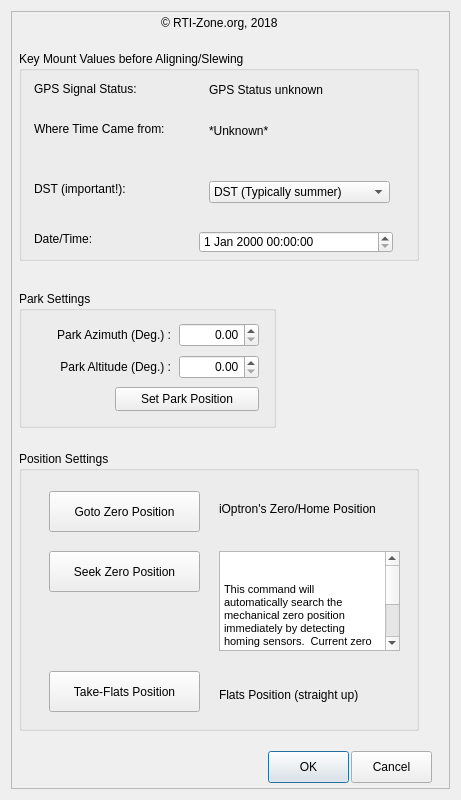
Qt form iOptronV3.ui (rpineau/iOptronV3) before a commit.
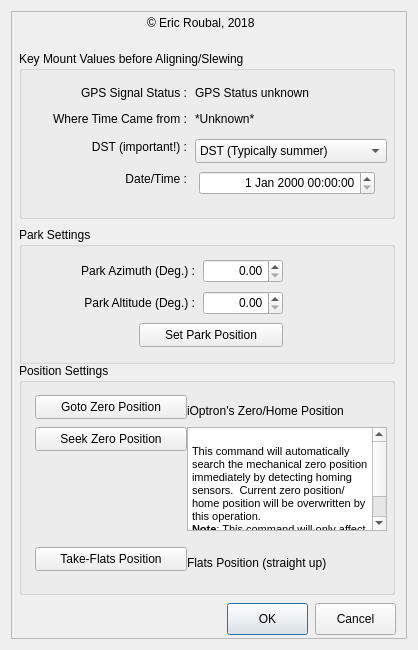
The same form after that commit. Custom widgets are drawn as their Qt base class.

Commit message: Added confirm dialog code and UI.

What changed in the file:
```diff
--- a/iOptronV3.ui
+++ b/iOptronV3.ui
@@ -6,8 +6,8 @@
    <rect>
     <x>0</x>
     <y>0</y>
-    <width>461</width>
-    <height>800</height>
+    <width>418</width>
+    <height>650</height>
    </rect>
   </property>
   <property name="sizePolicy">
@@ -18,13 +18,13 @@
   </property>
   <property name="minimumSize">
    <size>
-    <width>461</width>
-    <height>800</height>
+    <width>418</width>
+    <height>650</height>
    </size>
   </property>
   <property name="maximumSize">
    <size>
-    <width>461</width>
+    <width>640</width>
     <height>800</height>
    </size>
   </property>
@@ -70,24 +70,14 @@
      <widget class="QLabel" name="label_RTI">
       <property name="geometry">
        <rect>
-        <x>150</x>
+        <x>136</x>
         <y>2</y>
         <width>161</width>
         <height>20</height>
        </rect>
       </property>
       <property name="text">
-       <string>© RTI-Zone.org, 2018</string>
-      </property>
-     </widget>
-     <widget class="QWidget" name="layoutWidget">
-      <property name="geometry">
-       <rect>
-        <x>70</x>
-        <y>0</y>
-        <width>280</width>
-        <height>148</height>
-       </rect>
+       <string>© Eric Roubal, 2018</string>
       </property>
      </widget>
      <widget class="QGroupBox" name="GroupBox">
@@ -95,8 +85,8 @@
        <rect>
         <x>8</x>
         <y>40</y>
-        <width>400</width>
-        <height>210</height>
+        <width>376</width>
+        <height>168</height>
        </rect>
       </property>
       <property name="title">
@@ -105,23 +95,26 @@
       <widget class="QLabel" name="label_gbox_key_values">
        <property name="geometry">
         <rect>
-         <x>15</x>
+         <x>8</x>
          <y>30</y>
-         <width>140</width>
-         <height>16</height>
+         <width>160</width>
+         <height>24</height>
         </rect>
        </property>
        <property name="text">
-        <string>GPS Signal Status:</string>
+        <string>GPS Signal Status :</string>
+       </property>
+       <property name="alignment">
+        <set>Qt::AlignRight|Qt::AlignTrailing|Qt::AlignVCenter</set>
        </property>
       </widget>
       <widget class="QLabel" name="label_kv_1">
        <property name="geometry">
         <rect>
-         <x>190</x>
+         <x>176</x>
          <y>30</y>
-         <width>185</width>
-         <height>18</height>
+         <width>192</width>
+         <height>24</height>
         </rect>
        </property>
        <property name="text">
@@ -132,23 +125,26 @@
       <widget class="QLabel" name="label_kv_2">
        <property name="geometry">
         <rect>
-         <x>15</x>
-         <y>70</y>
-         <width>150</width>
-         <height>16</height>
+         <x>8</x>
+         <y>56</y>
+         <width>160</width>
+         <height>24</height>
         </rect>
        </property>
        <property name="text">
-        <string>Where Time Came from:</string>
+        <string>Where Time Came from :</string>
+       </property>
+       <property name="alignment">
+        <set>Qt::AlignRight|Qt::AlignTrailing|Qt::AlignVCenter</set>
        </property>
       </widget>
       <widget class="QLabel" name="label_kv_3">
        <property name="geometry">
         <rect>
-         <x>190</x>
-         <y>70</y>
+         <x>176</x>
+         <y>56</y>
          <width>185</width>
-         <height>20</height>
+         <height>24</height>
         </rect>
        </property>
        <property name="text">
@@ -159,23 +155,26 @@
       <widget class="QLabel" name="label_kv_4">
        <property name="geometry">
         <rect>
-         <x>15</x>
-         <y>130</y>
-         <width>140</width>
+         <x>8</x>
+         <y>88</y>
+         <width>160</width>
          <height>16</height>
         </rect>
        </property>
        <property name="text">
-        <string>DST (important!):</string>
+        <string>DST (important!) :</string>
+       </property>
+       <property name="alignment">
+        <set>Qt::AlignRight|Qt::AlignTrailing|Qt::AlignVCenter</set>
        </property>
       </widget>
       <widget class="QComboBox" name="comboBox">
        <property name="geometry">
         <rect>
-         <x>190</x>
-         <y>130</y>
-         <width>181</width>
-         <height>22</height>
+         <x>176</x>
+         <y>88</y>
+         <width>192</width>
+         <height>24</height>
         </rect>
        </property>
        <property name="DST (Daylight on - typically summer)" stdset="0">
@@ -199,25 +198,31 @@
       <widget class="QLabel" name="label_kv_5">
        <property name="geometry">
         <rect>
-         <x>15</x>
-         <y>180</y>
-         <width>81</width>
+         <x>8</x>
+         <y>120</y>
+         <width>160</width>
          <height>16</height>
         </rect>
        </property>
        <property name="text">
-        <string>Date/Time:</string>
+        <string>Date/Time :</string>
+       </property>
+       <property name="alignment">
+        <set>Qt::AlignRight|Qt::AlignTrailing|Qt::AlignVCenter</set>
        </property>
       </widget>
       <widget class="QDateTimeEdit" name="dateTimeEdit">
        <property name="geometry">
         <rect>
          <x>180</x>
-         <y>180</y>
-         <width>194</width>
-         <height>22</height>
+         <y>120</y>
+         <width>176</width>
+         <height>24</height>
         </rect>
        </property>
+       <property name="alignment">
+        <set>Qt::AlignRight|Qt::AlignTrailing|Qt::AlignVCenter</set>
+       </property>
       </widget>
 
      </widget>
@@ -225,8 +230,8 @@
       <property name="geometry">
        <rect>
         <x>8</x>
-        <y>280</y>
-        <width>257</width>
+        <y>216</y>
+        <width>376</width>
         <height>137</height>
        </rect>
       </property>
@@ -238,7 +243,7 @@
         <rect>
          <x>8</x>
          <y>32</y>
-         <width>144</width>
+         <width>168</width>
          <height>24</height>
         </rect>
        </property>
@@ -252,7 +257,7 @@
       <widget class="QDoubleSpinBox" name="parkAz">
        <property name="geometry">
         <rect>
-         <x>160</x>
+         <x>184</x>
          <y>32</y>
          <width>80</width>
          <height>24</height>
@@ -269,7 +274,7 @@
       <widget class="QLabel" name="label_pk_2">
        <property name="geometry">
         <rect>
-         <x>0</x>
+         <x>24</x>
          <y>64</y>
          <width>152</width>
          <height>24</height>
@@ -285,7 +290,7 @@
       <widget class="QDoubleSpinBox" name="parkAlt">
        <property name="geometry">
         <rect>
-         <x>160</x>
+         <x>184</x>
          <y>64</y>
          <width>80</width>
          <height>24</height>
@@ -301,7 +306,7 @@
       <widget class="QPushButton" name="pushButton_2">
        <property name="geometry">
         <rect>
-         <x>96</x>
+         <x>120</x>
          <y>96</y>
          <width>144</width>
          <height>24</height>
@@ -316,9 +321,9 @@
       <property name="geometry">
        <rect>
         <x>8</x>
-        <y>440</y>
-        <width>400</width>
-        <height>280</height>
+        <y>352</y>
+        <width>376</width>
+        <height>232</height>
        </rect>
       </property>
       <property name="windowTitle">
@@ -330,10 +335,10 @@
       <widget class="QPushButton" name="pushButton_3">
        <property name="geometry">
         <rect>
-         <x>30</x>
-         <y>40</y>
-         <width>151</width>
-         <height>41</height>
+         <x>16</x>
+         <y>32</y>
+         <width>152</width>
+         <height>24</height>
         </rect>
        </property>
        <property name="text">
@@ -343,9 +348,9 @@
       <widget class="QLabel" name="label_z">
        <property name="geometry">
         <rect>
-         <x>200</x>
-         <y>50</y>
-         <width>178</width>
+         <x>168</x>
+         <y>40</y>
+         <width>200</width>
          <height>16</height>
         </rect>
        </property>
@@ -357,10 +362,10 @@
       <widget class="QPushButton" name="pushButton_4">
        <property name="geometry">
         <rect>
-         <x>30</x>
-         <y>100</y>
-         <width>151</width>
-         <height>41</height>
+         <x>16</x>
+         <y>64</y>
+         <width>152</width>
+         <height>24</height>
         </rect>
        </property>
        <property name="text">
@@ -368,30 +373,37 @@
        </property>
       </widget>
       <widget class="QTextBrowser" name="textBrowser">
+       <property name="enabled">
+        <bool>true</bool>
+       </property>
        <property name="geometry">
         <rect>
-         <x>200</x>
-         <y>100</y>
-         <width>181</width>
-         <height>100</height>
+         <x>168</x>
+         <y>64</y>
+         <width>200</width>
+         <height>104</height>
         </rect>
        </property>
        <property name="html">
         <string>&lt;!DOCTYPE HTML PUBLIC &quot;-//W3C//DTD HTML 4.0//EN&quot; &quot;http://www.w3.org/TR/REC-html40/strict.dtd&quot;&gt;
-         &lt;html&gt;&lt;head&gt;&lt;meta name=&quot;qrichtext&quot; content=&quot;1&quot; /&gt;&lt;style type=&quot;text/css&quot;&gt;
-         p, li { white-space: pre-wrap; }
-         &lt;/style&gt;&lt;/head&gt;&lt;body style=&quot; font-family:'MS Shell Dlg 2'; font-size:8.25pt; font-weight:400; font-style:normal;&quot;&gt;
-         &lt;p style=&quot; margin-top:0px; margin-bottom:0px; margin-left:0px; margin-right:0px; -qt-block-indent:0; text-indent:0px;&quot;&gt;&lt;span style=&quot; font-size:8pt;&quot;&gt;This command will automatically search the mechanical zero position immediately by detecting homing sensors.  Current zero position/home position will be overwritten by this operation.&lt;br /&gt;&lt;/span&gt;&lt;span style=&quot; font-size:8pt; font-weight:600;&quot;&gt;Note&lt;/span&gt;&lt;span style=&quot; font-size:8pt;&quot;&gt;: This command will only affect this mount if it is a CEM120xx or CEM60 series iOptron mount.&lt;/span&gt;&lt;/p&gt;&lt;/body&gt;&lt;/html&gt;</string>
+&lt;html&gt;&lt;head&gt;&lt;meta name=&quot;qrichtext&quot; content=&quot;1&quot; /&gt;&lt;style type=&quot;text/css&quot;&gt;
+p, li { white-space: pre-wrap; }
+&lt;/style&gt;&lt;/head&gt;&lt;body style=&quot; font-family:'.SF NS Text'; font-size:13pt; font-weight:400; font-style:normal;&quot;&gt;
+&lt;p style=&quot; margin-top:0px; margin-bottom:0px; margin-left:0px; margin-right:0px; -qt-block-indent:0; text-indent:0px;&quot;&gt;&lt;span style=&quot; font-family:'MS Shell Dlg 2'; font-size:8.25pt;&quot;&gt;         &lt;/span&gt;&lt;/p&gt;
+&lt;p style=&quot; margin-top:0px; margin-bottom:0px; margin-left:0px; margin-right:0px; -qt-block-indent:0; text-indent:0px;&quot;&gt;&lt;span style=&quot; font-family:'MS Shell Dlg 2'; font-size:8pt;&quot;&gt;This command will automatically search the mechanical zero position immediately by detecting homing sensors.  Current zero position/home position will be overwritten by this operation.&lt;br /&gt;&lt;/span&gt;&lt;span style=&quot; font-family:'MS Shell Dlg 2'; font-size:8pt; font-weight:600;&quot;&gt;Note&lt;/span&gt;&lt;span style=&quot; font-family:'MS Shell Dlg 2'; font-size:8pt;&quot;&gt;: This command will only affect this mount if it is a CEM120xx or CEM60 series iOptron mount.&lt;/span&gt;&lt;/p&gt;&lt;/body&gt;&lt;/html&gt;</string>
+       </property>
+       <property name="openLinks">
+        <bool>false</bool>
        </property>
       </widget>
 
       <widget class="QPushButton" name="pushButton_5">
        <property name="geometry">
         <rect>
-         <x>30</x>
-         <y>220</y>
-         <width>151</width>
-         <height>41</height>
+         <x>16</x>
+         <y>184</y>
+         <width>152</width>
+         <height>24</height>
         </rect>
        </property>
        <property name="text">
@@ -401,9 +413,9 @@
       <widget class="QLabel" name="label_z_flats">
        <property name="geometry">
         <rect>
-         <x>200</x>
-         <y>236</y>
-         <width>170</width>
+         <x>168</x>
+         <y>192</y>
+         <width>184</width>
          <height>16</height>
         </rect>
        </property>
@@ -412,37 +424,35 @@
        </property>
       </widget>
      </widget>
-
-        <widget class="QPushButton" name="pushButtonOK">
-            <property name="geometry">
-                <rect>
-                    <x>257</x>
-                    <y>740</y>
-                    <width>81</width>
-                    <height>32</height>
-                </rect>
-            </property>
-            <property name="text">
-                <string>OK</string>
-            </property>
-            <property name="default">
-                <bool>true</bool>
-            </property>
-        </widget>
-        <widget class="QPushButton" name="pushButtonCancel">
-            <property name="geometry">
-                <rect>
-                    <x>340</x>
-                    <y>740</y>
-                    <width>81</width>
-                    <height>32</height>
-                </rect>
-            </property>
-            <property name="text">
-                <string>Cancel</string>
-            </property>
-        </widget>
-
+     <widget class="QPushButton" name="pushButtonOK">
+      <property name="geometry">
+       <rect>
+        <x>216</x>
+        <y>592</y>
+        <width>81</width>
+        <height>32</height>
+       </rect>
+      </property>
+      <property name="text">
+       <string>OK</string>
+      </property>
+      <property name="default">
+       <bool>true</bool>
+      </property>
+     </widget>
+     <widget class="QPushButton" name="pushButtonCancel">
+      <property name="geometry">
+       <rect>
+        <x>304</x>
+        <y>592</y>
+        <width>81</width>
+        <height>32</height>
+       </rect>
+      </property>
+      <property name="text">
+       <string>Cancel</string>
+      </property>
+     </widget>
     </widget>
    </item>
   </layout>
```
Left out of the diff: 10 changed lines with no effect on the pictures. The commit also changes 3 other files.
